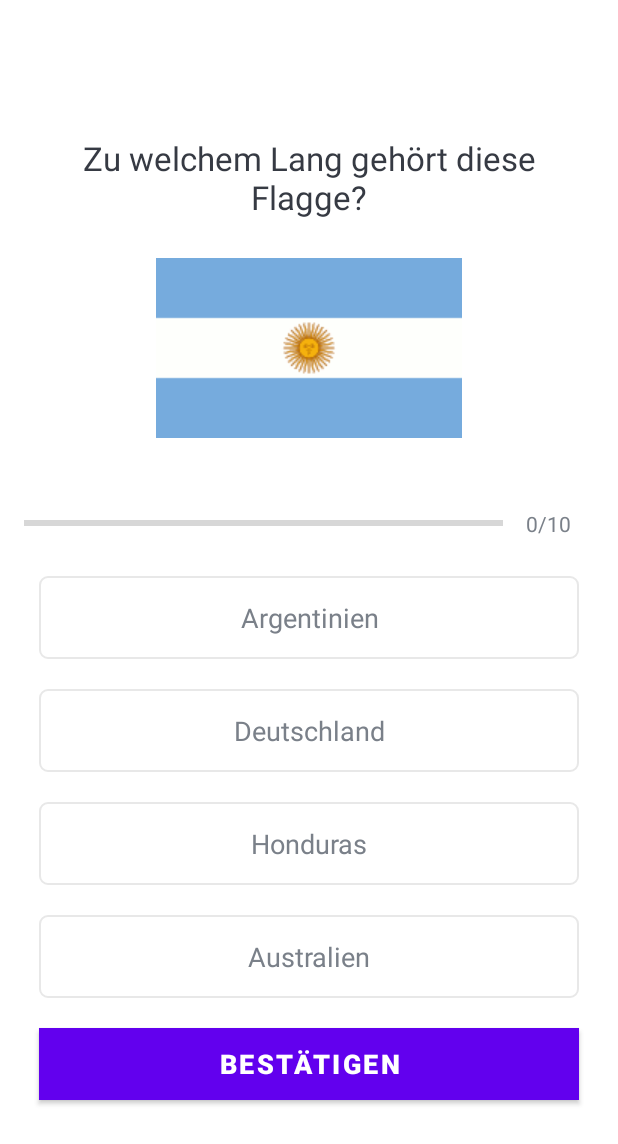
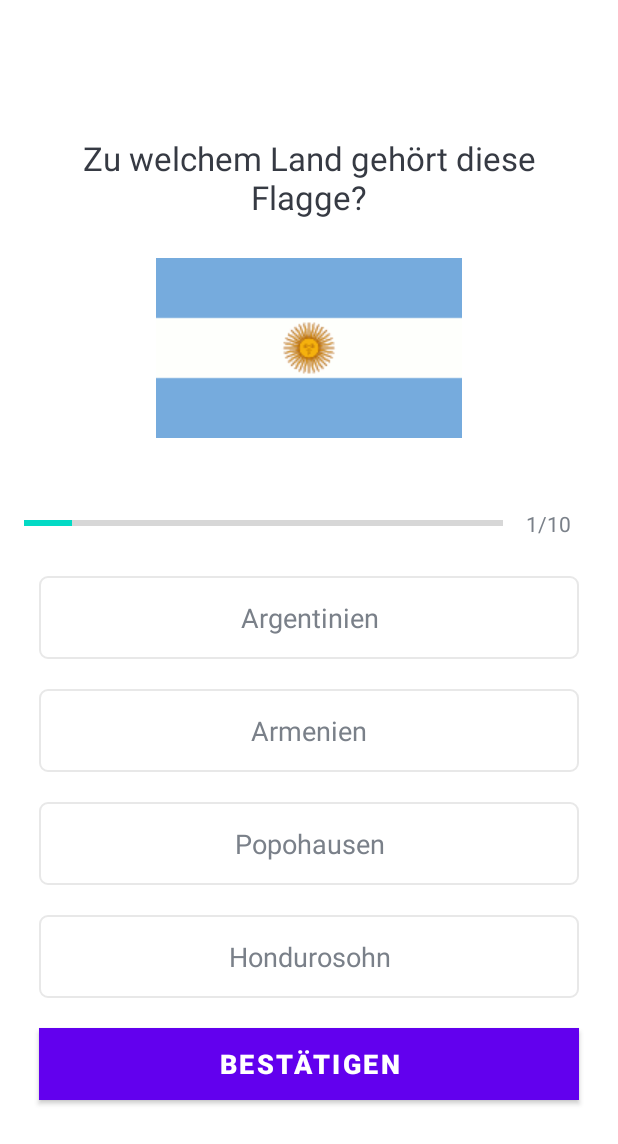
Before and after one commit to erblinkastrati/QuizApp, an Android app: the QuizQuestionsActivity screen opened directly, with no data from a screen before it, on a phone screen of 412 x 824 dp. Shown: the top 1144 px of the screen. Run offline under Robolectric (Android 15) with nearby library versions, the phone set to English and light mode, and no system bars.

Commit message:
Added select option functionality and linked the ui components w. the code

```diff
--- a/app/src/main/java/com/example/quizapp/QuizQuestionsActivity.kt
+++ b/app/src/main/java/com/example/quizapp/QuizQuestionsActivity.kt
@@ -1,25 +1,79 @@
 package com.example.quizapp
 
+import android.annotation.SuppressLint
+import android.graphics.Color
+import android.graphics.Typeface
 import androidx.appcompat.app.AppCompatActivity
 import android.os.Bundle
 import android.util.Log
 import android.view.View
-import android.widget.Toast
+import android.widget.TextView
+import androidx.core.content.ContextCompat
+import kotlinx.android.synthetic.main.activity_quiz_questions.*
 
-class QuizQuestionsActivity : AppCompatActivity() {
+class QuizQuestionsActivity : AppCompatActivity(), View.OnClickListener {
 
     private var sysUIHidden = false;
-    private var userName: String? = null
+    private var mUserName: String? = null
+    private var mCurrentPosition = 1
+    private var mQuestionList: ArrayList<Question>? = null
+    private var mSelectedOption: Int = 0
 
+    @SuppressLint("SetTextI18n")
     override fun onCreate(savedInstanceState: Bundle?) {
         super.onCreate(savedInstanceState)
         setContentView(R.layout.activity_quiz_questions)
         hideStatusBar()
 
-        userName = intent.getStringExtra(Constants.USER_NAME)
+        //Liest was über intent weitergegeben wird
+        mUserName = intent.getStringExtra(Constants.USER_NAME)
+        setQuestion()
 
-        val questionList = Constants.getQuestions()
-        Log.i("Fragen", "${questionList.size}")
+        tvOptionOne.setOnClickListener(this)
+        tvOptionTwo.setOnClickListener(this)
+        tvOptionThree.setOnClickListener(this)
+        tvOptionFour.setOnClickListener(this)
+
+
+    }
+
+    private fun setQuestion() {
+
+        defaultOptionsView()
+
+        mQuestionList = Constants.getQuestions()
+        Log.i("Fragen", "${mQuestionList!!.size}")
+
+        val question: Question? = mQuestionList!![mCurrentPosition-1]
+
+        progressBar.progress = mCurrentPosition
+        tvProgress.text = "$mCurrentPosition/" + progressBar.max
+
+        tvQuestion.text = question!!.question
+        ivFlag.setImageResource(question.image)
+
+        tvOptionOne.text = question.option1
+        tvOptionTwo.text = question.option2
+        tvOptionThree.text = question.option3
+        tvOptionFour.text = question.option4
+    }
+
+    private fun defaultOptionsView() {
+        val options = ArrayList<TextView>()
+        options.add(0, tvOptionOne)
+        options.add(1, tvOptionTwo)
+        options.add(2, tvOptionThree)
+        options.add(3, tvOptionFour)
+
+        for (option in options) {
+            option.setTextColor(Color.parseColor("#7a8089"))
+            option.typeface = Typeface.DEFAULT
+
+            //THIS is how you choose a ressource!!
+            option.background = ContextCompat.getDrawable(
+                    this, R.drawable.default_option_border
+            )
+        }
     }
 
     override fun onResume() {
@@ -44,4 +98,36 @@ class QuizQuestionsActivity : AppCompatActivity() {
                 )
 
     }
+
+    override fun onClick(v: View?) {
+
+        when(v?.id) {
+            tvOptionOne.id -> {
+                selectedOptionView(tvOptionOne, 1)
+            }
+            tvOptionTwo.id -> {
+                selectedOptionView(tvOptionTwo, 2)
+            }
+            tvOptionThree.id -> {
+                selectedOptionView(tvOptionThree, 3)
+            }
+            tvOptionFour.id -> {
+                selectedOptionView(tvOptionFour, 4)
+            }
+        }
+
+    }
+
+    private fun selectedOptionView(tv: TextView, selectedOptionNum: Int) {
+        defaultOptionsView()
+        mSelectedOption = selectedOptionNum
+
+        tv.setTextColor(Color.parseColor("#363a43"))
+        tv.setTypeface(tv.typeface, Typeface.BOLD)
+
+        //THIS is how you choose a ressource!!
+        tv.background = ContextCompat.getDrawable(
+                this, R.drawable.selected_option_border
+        )
+    }
 }
--- /dev/null
+++ b/app/src/main/res/drawable/selected_option_border.xml
@@ -0,0 +1,12 @@
+<?xml version="1.0" encoding="utf-8"?>
+<shape xmlns:android="http://schemas.android.com/apk/res/android">
+
+    <stroke
+        android:color="@color/purple_500"
+        android:width="2dp"/>
+
+    <solid android:color="@color/white"/>
+
+    <corners android:radius="5dp"/>
+
+</shape>
--- a/app/src/main/res/layout/activity_quiz_questions.xml
+++ b/app/src/main/res/layout/activity_quiz_questions.xml
@@ -111,6 +111,7 @@
             android:text="Australien"/>
 
         <Button
+            android:id="@+id/bestätigenButton"
             android:layout_width="match_parent"
             android:layout_height="wrap_content"
             android:layout_margin="10dp"
```
